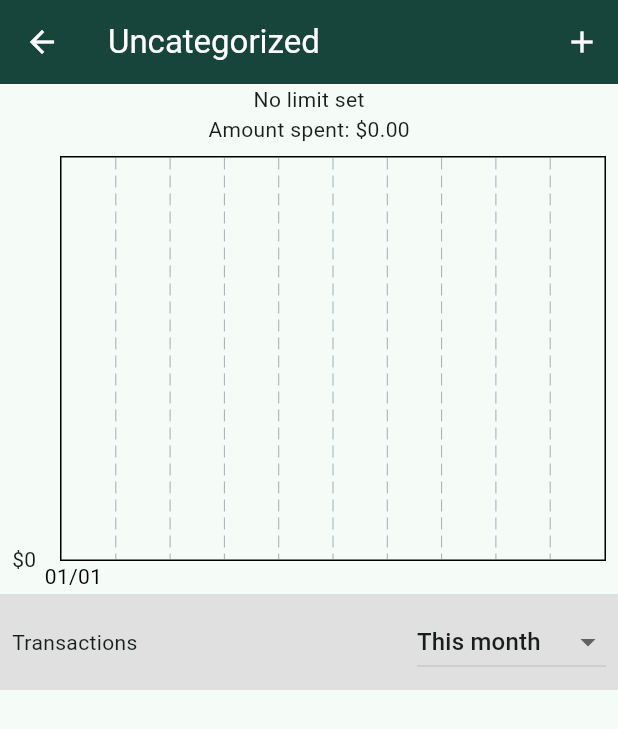
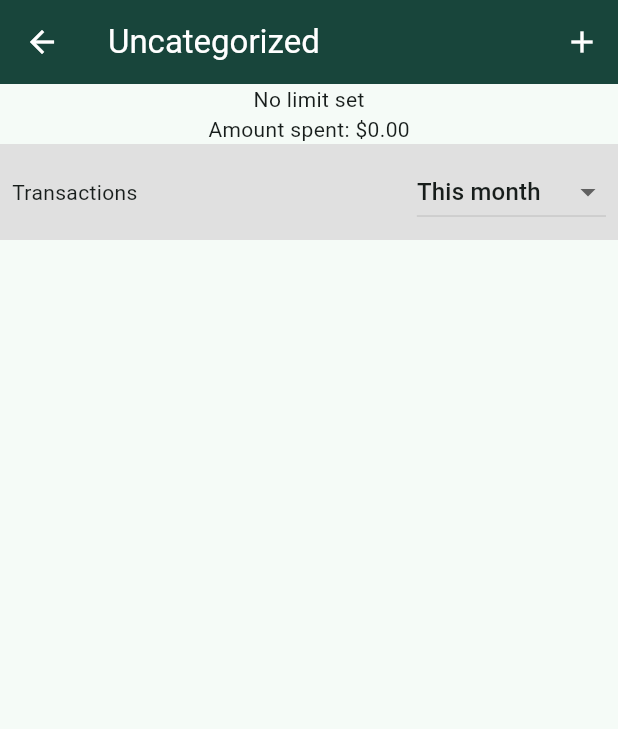
Before and after one commit to Catchup-SP9/Catchup, a Flutter app: the screen it shows after launch, after a tap on "Uncategorized", on a phone screen of 412 x 824 dp. Shown: the top 729 px of the screen. Run offline on Flutter 3.47's test engine with Material 3 defaults, Android fonts, the phone set to English and light mode, and no system bars; drawn by our look-alikes of fl_chart; our stand-ins replace csv, dio, file_picker, flutter_slidable, flutter_svg, sqflite; accounts and stored records are empty; network calls fail.

```diff
--- a/lib/main.dart
+++ b/lib/main.dart
@@ -66,6 +66,7 @@ class _HomePageState extends State<HomePage> {
     setState(() => isLoading = true);
 
     categories = await CatchupDatabase.instance.getAllCategories();
+    categories.insert(0, categories.removeLast());
 
     setState(() => isLoading = false);
   }
--- a/lib/views/category_details.dart
+++ b/lib/views/category_details.dart
@@ -2,6 +2,7 @@ import 'dart:math';
 
 import 'package:dio/dio.dart';
 import 'package:flutter/material.dart';
+import 'package:flutter_slidable/flutter_slidable.dart';
 import 'package:intl/intl.dart';
 import 'package:mobile/models/category.dart';
 import 'package:mobile/models/transaction.dart';
@@ -71,39 +72,45 @@ class _CategoryDetailsState extends State<CategoryDetailsPage> {
                   "Amount spent: \$${(amountSpent / 100).toStringAsFixed(2)}"),
           isLoading
               ? const Text("Loading graph")
-              : Container(
+              : Visibility(
+                  visible: widget.category.id != 1,
+                  child: Container(
                     height: 300,
                     width: 500,
-                  padding: const EdgeInsets.only(right: 8, top: 8, left: 8),
+                    padding: const EdgeInsets.only(
+                        right: 8, top: 8, left: 8, bottom: 8),
                     child: BarChart(BarChartData(
-                    maxY: maxDailyAmount / 100 * 1.1,
+                      maxY: maxDailyAmount == 0
+                          ? 100
+                          : (maxDailyAmount / 100 * 1.1).round().toDouble(),
+                      barTouchData:
+                          BarTouchData(touchTooltipData: BarTouchTooltipData(
+                        getTooltipItem: (group, groupIndex, rod, rodIndex) {
+                          var nthDate =
+                              firstDate.add(Duration(days: groupIndex));
+                          String date = DateFormat("M/dd").format(nthDate);
+                          return BarTooltipItem(
+                              "\$${rod.toY.toStringAsFixed(2)}\n$date",
+                              const TextStyle(color: Colors.white));
+                        },
+                      )),
+                      gridData: const FlGridData(show: false),
+                      borderData: FlBorderData(show: false),
                       titlesData: FlTitlesData(
                           show: true,
                           rightTitles: const AxisTitles(
                               sideTitles: SideTitles(showTitles: false)),
                           topTitles: const AxisTitles(
                               sideTitles: SideTitles(showTitles: false)),
-                        bottomTitles: AxisTitles(
+                          bottomTitles: const AxisTitles(
                             sideTitles: SideTitles(
-                            showTitles: true,
-                            getTitlesWidget: (double value, TitleMeta meta) {
-                              if (transactionsByDate[value.toInt()] == 0 &&
-                                  value.toInt() != 0) {
-                                return const SizedBox.shrink();
-                              }
-                              return Text(
-                                DateFormat("MM/dd").format(
-                                    DateTime.fromMillisecondsSinceEpoch(
-                                        value.toInt() * 1000)),
-                                style: const TextStyle(color: Colors.black),
-                              );
-                            },
+                              showTitles: false,
                             ),
                           ),
                           leftTitles: AxisTitles(
                             sideTitles: SideTitles(
                               showTitles: true,
-                            reservedSize: 32,
+                              reservedSize: 48,
                               getTitlesWidget: (double value, TitleMeta meta) {
                                 return Text("\$${value.toInt()}");
                               },
@@ -116,12 +123,22 @@ class _CategoryDetailsState extends State<CategoryDetailsPage> {
                             barRods: [
                               BarChartRodData(
                                   toY: value / 100,
-                              borderRadius: BorderRadius.zero,
-                            ),
+                                  borderRadius: BorderRadius.circular(8),
+                                  color: Colors.green,
+                                  backDrawRodData: BackgroundBarChartRodData(
+                                    show: true,
+                                    toY: maxDailyAmount == 0
+                                        ? 100
+                                        : (maxDailyAmount / 100 * 1.1)
+                                            .round()
+                                            .toDouble(),
+                                    color: Colors.grey[200],
+                                  )),
                             ],
                           ),
                       ],
                     )),
+                  ),
                 ),
           Container(
             padding: const EdgeInsets.all(8),
@@ -249,7 +266,7 @@ class _CategoryDetailsState extends State<CategoryDetailsPage> {
 
   Widget buildTransactions(BuildContext context, int index) {
     String transactionDate =
-        DateFormat("yyyy-MM-dd - HH:mm:ss").format(transactions[index].date);
+        DateFormat("MM/dd/yyyy | HH:mm").format(transactions[index].date);
 
     String transactionAmount =
         (transactions[index].amount / 100).toStringAsFixed(2);
@@ -262,13 +279,15 @@ class _CategoryDetailsState extends State<CategoryDetailsPage> {
                 transactions[index], widget.category, refreshTransactions),
           );
         },
-        child: Card(
-            child: ListTile(
-          title: Text("\$$transactionAmount"),
-          subtitle: Text(transactionDate),
-          trailing: IconButton(
-            icon: const Icon(Icons.delete),
-            onPressed: () async {
+        child: Slidable(
+            endActionPane: ActionPane(
+              motion: const DrawerMotion(),
+              extentRatio: 0.2,
+              children: [
+                SlidableAction(
+                  backgroundColor: const Color.fromRGBO(0xff, 0xff, 0xff, 0.0),
+                  foregroundColor: Colors.red,
+                  onPressed: (BuildContext context) async {
                     String? action = await showDialog<String>(
                       context: context,
                       builder: (BuildContext context) => AlertDialog(
@@ -294,6 +313,16 @@ class _CategoryDetailsState extends State<CategoryDetailsPage> {
                       refreshTransactions();
                     }
                   },
+                  icon: Icons.delete,
+                )
+              ],
+            ),
+            child: Card(
+              child: ListTile(
+                title: Text(transactions[index].description),
+                subtitle: Text(transactionDate),
+                trailing: Text("\$$transactionAmount",
+                    style: const TextStyle(fontSize: 16)),
               ),
             )));
   }
@@ -315,6 +344,7 @@ class SwitchCategoryPopup extends StatefulWidget {
 class _SwitchCategoryPopupState extends State<SwitchCategoryPopup> {
   late List<CatchupCategory> categories;
   String suggestedCategory = "";
+  String suggestedCategoryToPrint = "";
   bool isLoading = false;
 
   @override
@@ -353,7 +383,13 @@ class _SwitchCategoryPopupState extends State<SwitchCategoryPopup> {
       content: SizedBox(
         height: 300.0,
         width: 300.0,
-        child: ListView.builder(
+        child: Column(
+          children: [
+            Text("Suggested category: $suggestedCategory"),
+            const SizedBox(
+              height: 10,
+            ),
+            ListView.builder(
               shrinkWrap: true,
               itemCount: categories.length,
               itemBuilder: (context, catIndex) {
@@ -364,7 +400,8 @@ class _SwitchCategoryPopupState extends State<SwitchCategoryPopup> {
                 }
                 return ListTile(
                   title: Text(categories[catIndex].name),
-              tileColor: categories[catIndex].name.contains(suggestedCategory)
+                  tileColor:
+                      categories[catIndex].name.contains(suggestedCategory)
                           ? Colors.green
                           : null,
                   onTap: () async {
@@ -376,6 +413,8 @@ class _SwitchCategoryPopupState extends State<SwitchCategoryPopup> {
                 );
               },
             ),
+          ],
+        ),
       ),
       actions: <Widget>[
         TextButton(
--- a/pubspec.yaml
+++ b/pubspec.yaml
@@ -44,6 +44,8 @@ dependencies:
   url_launcher: ^6.2.3
   dio: ^5.4.0
   fl_chart: ^0.66.1
+  flutter_slidable: ^3.0.1
+  flutter_svg: ^2.0.9
 
 dev_dependencies:
   flutter_test:
@@ -68,7 +70,8 @@ flutter:
   uses-material-design: true
 
   # To add assets to your application, add an assets section, like this:
-  # assets:
+  assets:
+    - assets/
   #   - images/a_dot_burr.jpeg
   #   - images/a_dot_ham.jpeg
 
```
Also changed, not shown: lib/views/import_transactions.dart (+7 -1 lines), assets/chase.svg (added), pubspec.lock. Lines whose indentation alone changed are shown as unchanged.
